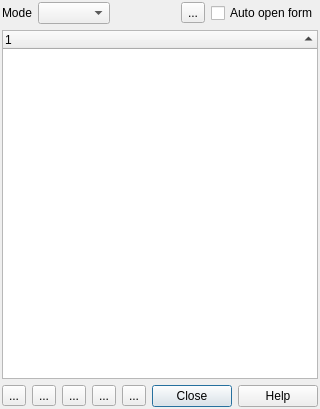
This is src/ui/qgsidentifyresultsbase.ui in carsmie/QGIS as Qt 5 draws it before an edit. The edited form follows.
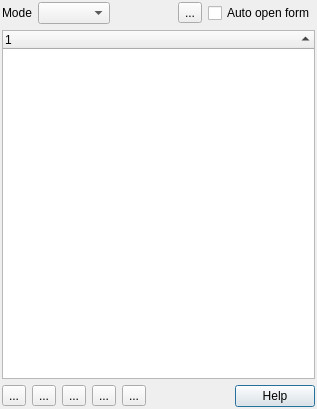
This is the edited form. Icons and pictures are not drawn.

Commit message: identify: fix form button icon & tooltip, remove close button

Patch:
```diff
--- a/src/ui/qgsidentifyresultsbase.ui
+++ b/src/ui/qgsidentifyresultsbase.ui
@@ -189,7 +189,7 @@
         </sizepolicy>
        </property>
        <property name="standardButtons">
-        <set>QDialogButtonBox::Close|QDialogButtonBox::Help</set>
+        <set>QDialogButtonBox::Help</set>
        </property>
        <property name="centerButtons">
         <bool>false</bool>
```
Left out of the diff: 7 changed lines with no effect on the pictures. The commit also changes 1 other file.
